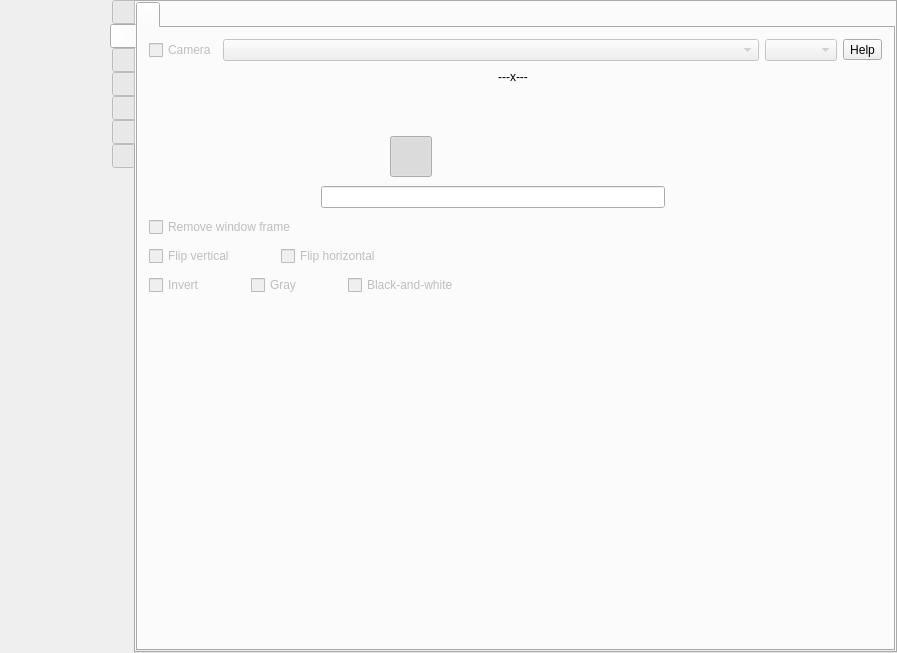
Before: the Qt Designer form src/formMainWindow.ui in vkohaupt/vokoscreenNG, drawn with Qt 5.
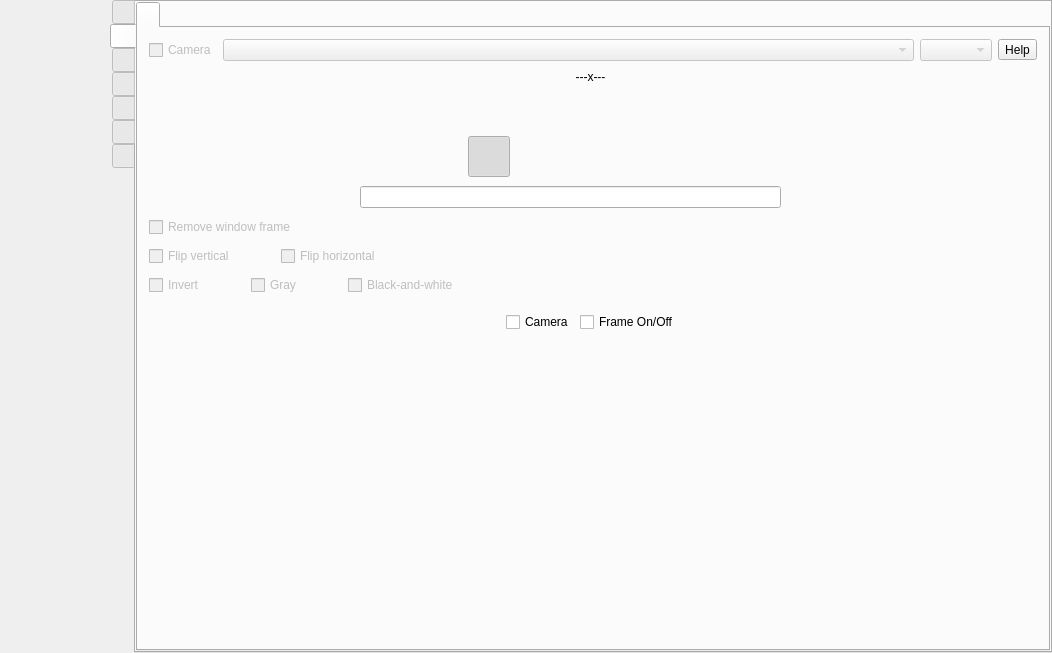
After: the same form once the commit is applied. The open tabs and pages were chosen to show the change. Icons and pictures are not drawn.

Commit message: X11 camera window

Patch:
```diff
--- a/src/formMainWindow.ui
+++ b/src/formMainWindow.ui
@@ -6,7 +6,7 @@
    <rect>
     <x>0</x>
     <y>0</y>
-    <width>897</width>
+    <width>1052</width>
     <height>653</height>
    </rect>
   </property>
@@ -3824,7 +3824,59 @@
              </layout>
             </item>
             <item>
-             <spacer name="verticalSpacer_26">
+             <widget class="QWidget" name="widget_2" native="true">
+              <layout class="QHBoxLayout" name="horizontalLayout_74">
+               <item>
+                <spacer name="horizontalSpacer_47">
+                 <property name="orientation">
+                  <enum>Qt::Orientation::Horizontal</enum>
+                 </property>
+                 <property name="sizeHint" stdset="0">
+                  <size>
+                   <width>40</width>
+                   <height>20</height>
+                  </size>
+                 </property>
+                </spacer>
+               </item>
+               <item>
+                <widget class="QCheckBox" name="checkBox_Camera_OnOff">
+                 <property name="text">
+                  <string>Camera</string>
+                 </property>
+                </widget>
+               </item>
+               <item>
+                <widget class="QCheckBox" name="checkBox_Frame_OnOff">
+                 <property name="toolTip">
+                  <string notr="true"/>
+                 </property>
+                 <property name="text">
+                  <string notr="true">Frame On/Off</string>
+                 </property>
+                 <property name="shortcut">
+                  <string notr="true"/>
+                 </property>
+                </widget>
+               </item>
+               <item>
+                <spacer name="horizontalSpacer_45">
+                 <property name="orientation">
+                  <enum>Qt::Orientation::Horizontal</enum>
+                 </property>
+                 <property name="sizeHint" stdset="0">
+                  <size>
+                   <width>40</width>
+                   <height>20</height>
+                  </size>
+                 </property>
+                </spacer>
+               </item>
+              </layout>
+             </widget>
+            </item>
+            <item>
+             <spacer name="verticalSpacer_7">
               <property name="orientation">
                <enum>Qt::Orientation::Vertical</enum>
               </property>
```
Left out of the diff: 904 changed lines with no effect on the pictures. The commit also changes 7 other files.
